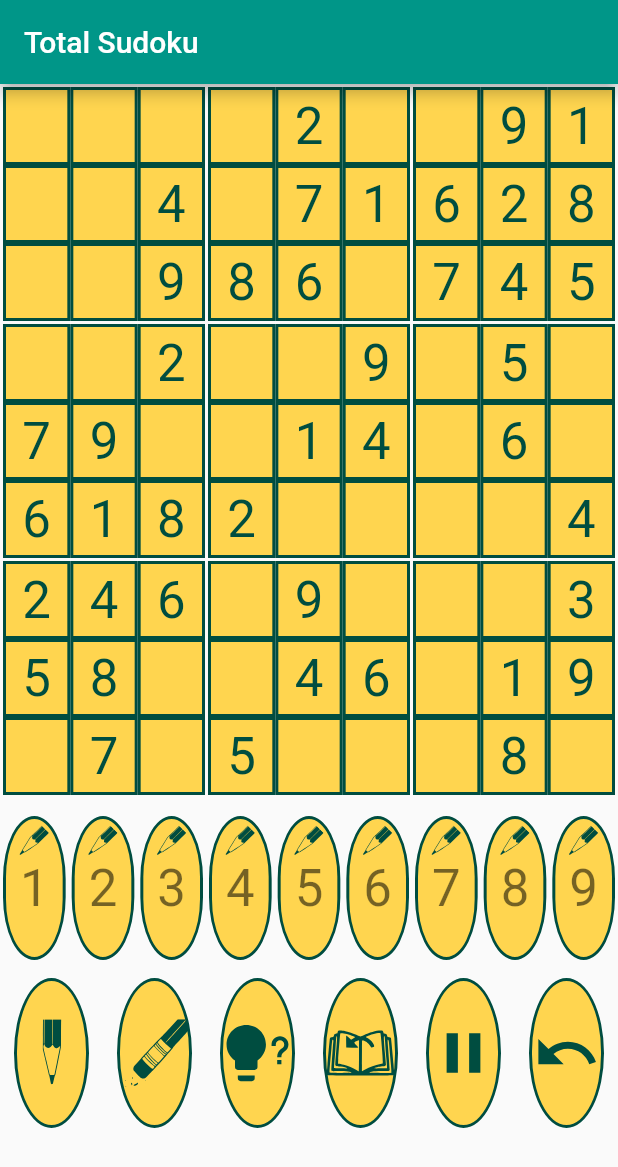
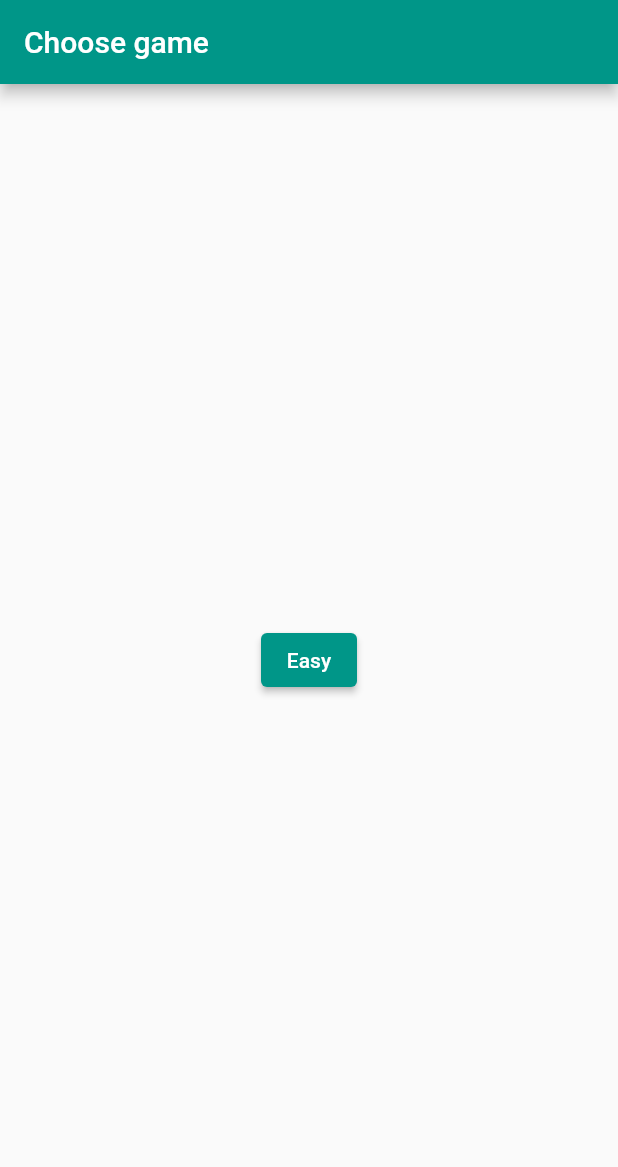
Before and after one commit to bushcraftparsons/sudoku_total, a Flutter app: the screen it shows after launch, on a phone screen of 412 x 824 dp. Shown: the top 1167 px of the screen. Run offline on Flutter 3.47's test engine with Material 2 defaults, Android fonts, the phone set to English and light mode, and no system bars; our stand-ins replace flutter_svg.

Commit message:
Make game state persistent

```diff
--- /dev/null
+++ b/lib/choose_route.dart
@@ -0,0 +1,32 @@
+import 'package:flutter/cupertino.dart';
+import 'package:flutter/material.dart';
+import 'package:sudoku_total/play_route.dart';
+
+import 'logical_board.dart';
+
+class ChooseRoute extends StatelessWidget {
+  const ChooseRoute({Key? key}) : super(key: key);
+
+  @override
+  Widget build(BuildContext context) {
+    return Scaffold(
+      appBar: AppBar(
+        title: const Text("Choose game"),
+      ),
+      body: Center(
+        child: ElevatedButton(
+          onPressed: () {
+            //Create the new game
+            LogicalBoard().newGame(Level.easy);
+            // Navigate to the game play.
+            Navigator.push(
+              context,
+              MaterialPageRoute(builder: (context) => const PlayRoute()),
+            );
+          },
+          child: const Text('Easy'),
+        ),
+      ),
+    );
+  }
+}
--- a/lib/game_creator.dart
+++ b/lib/game_creator.dart
@@ -2,6 +2,8 @@ import 'package:sudoku_total/level_maker.dart';
 import 'package:sudoku_total/square_collection.dart';
 import 'package:sudoku_total/square_model.dart';
 import 'package:sudoku_total/utils.dart';
+
+import 'logical_board.dart';
 
 class GameCreator{
   late final List<SquareModel> squareModels;
@@ -12,7 +14,7 @@ class GameCreator{
 
   GameCreator(this.squareModels, this.boxes, this.rows, this.cols);
 
-  void createGame(){
+  void createGame(Level lvl){
     for(SquareModel sq in squareModels){
       sq.reset();
     }
--- a/lib/main.dart
+++ b/lib/main.dart
@@ -2,13 +2,24 @@
 // Use of this source code is governed by a BSD-style license that can be
 // found in the LICENSE file.
 
+import 'dart:convert';
+
 import 'package:flutter/material.dart';
-import 'package:sudoku_total/icon_buttons.dart';
-import 'package:sudoku_total/sudoku_board.dart';
+import 'package:sudoku_total/choose_route.dart';
+import 'package:sudoku_total/play_route.dart';
+import 'package:sudoku_total/state_persistor.dart';
+import 'logical_board.dart';
 
-import 'number_buttons.dart';
-
-void main() => runApp(const TotalSudokuApp());
+Future<void> main() async {
+  WidgetsFlutterBinding.ensureInitialized();
+  readState().then((state) {
+    print("Have just read the state " + jsonEncode(state));
+    if (state.isNotEmpty) {
+      LogicalBoard().setState(state);
+    }
+    runApp(TotalSudokuApp(state));
+  });
+}
 
 final ThemeData sudokuThemeLight = ThemeData(
   primarySwatch: Colors.teal,
@@ -18,7 +29,9 @@ final ThemeData sudokuThemeLight = ThemeData(
 );
 
 class TotalSudokuApp extends StatelessWidget {
-  const TotalSudokuApp({
+  final Map<String, dynamic> state;
+  const TotalSudokuApp(
+    this.state, {
     Key? key,
   }) : super(key: key);
 
@@ -27,19 +40,10 @@ class TotalSudokuApp extends StatelessWidget {
     return MaterialApp(
       title: 'Total Sudoku',
       theme: sudokuThemeLight.copyWith(
-        colorScheme: sudokuThemeLight.colorScheme.copyWith(secondary: Colors.amber[300], background: Colors.amber[50]),
+        colorScheme: sudokuThemeLight.colorScheme.copyWith(
+            secondary: Colors.amber[300], background: Colors.amber[50]),
       ),
-      home: Scaffold(
-          appBar: AppBar(
-            title: const Text('Total Sudoku'),
-          ),
-          body: Column(mainAxisSize: MainAxisSize.min, children: const [
-            SudokuBoard(),
-            SizedBox(height: 10),
-            NumberButtons(),
-            SizedBox(height: 10),
-            IconButtons()
-          ])),
+      home: state.isEmpty ? const ChooseRoute() : const PlayRoute(),
     );
   }
 }
--- a/pubspec.yaml
+++ b/pubspec.yaml
@@ -36,6 +36,7 @@ dependencies:
   cupertino_icons: ^1.0.2
   provider: ^6.0.0
   flutter_svg: ^0.23.0+1
+  path_provider: ^2.0.7
 
 dev_dependencies:
   flutter_test:
```
Also changed, not shown: lib/logical_board.dart (+37 -2 lines), lib/play_route.dart (added, +25 -0 lines), lib/square_model.dart (+48 -0 lines), lib/state_persistor.dart (added, +39 -0 lines), pubspec.lock, 1 other file.
